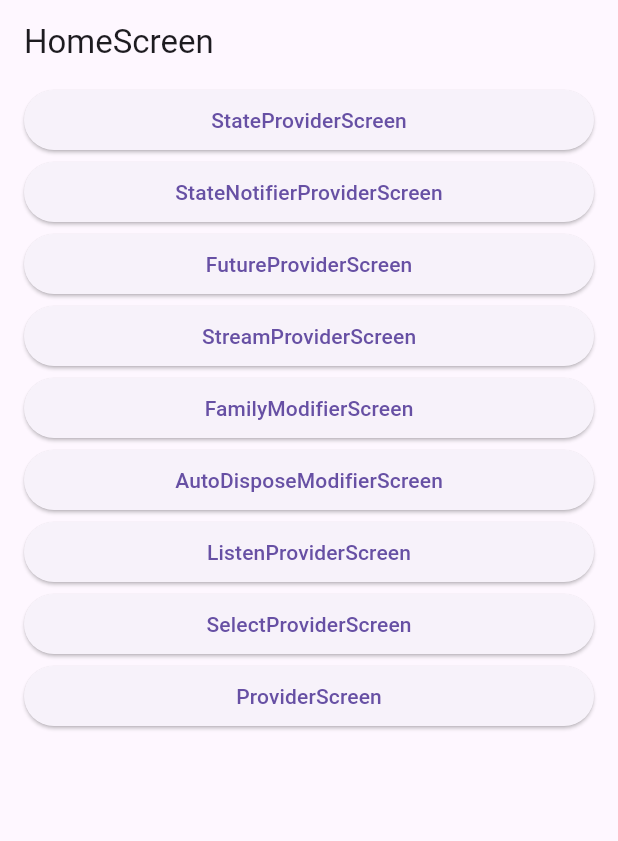
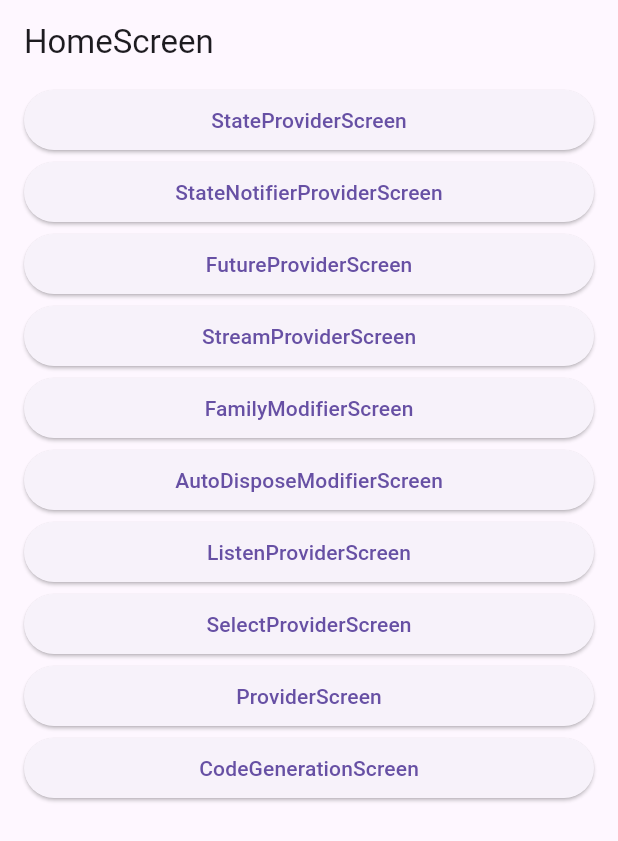
Before and after one commit to yeongwooCho/riverpod_test, a Flutter app: the screen it shows after launch, on a phone screen of 412 x 824 dp. Shown: the top 841 px of the screen. Run offline on Flutter 3.47's test engine with Material 3 defaults, Android fonts, the phone set to English and light mode, and no system bars; our stand-ins replace flutter_riverpod.

Commit message:
[add] CodeGeneration 사용을 위한 화면 추가 및 HomeScreen 과 연결

```diff
--- /dev/null
+++ b/lib/screen/code_generation_screen.dart
@@ -0,0 +1,16 @@
+import 'package:flutter/material.dart';
+import 'package:riverpod_test/layout/default_layout.dart';
+
+class CodeGenerationScreen extends StatelessWidget {
+  const CodeGenerationScreen({super.key});
+
+  @override
+  Widget build(BuildContext context) {
+    return DefaultLayout(
+      title: 'CodeGenerationScreen',
+      body: Column(
+        children: [],
+      ),
+    );
+  }
+}
--- a/lib/screen/home_screen.dart
+++ b/lib/screen/home_screen.dart
@@ -1,6 +1,7 @@
 import 'package:flutter/material.dart';
 import 'package:riverpod_test/layout/default_layout.dart';
 import 'package:riverpod_test/screen/auto_dispose_modifier_screen.dart';
+import 'package:riverpod_test/screen/code_generation_screen.dart';
 import 'package:riverpod_test/screen/family_modifier_screen.dart';
 import 'package:riverpod_test/screen/future_provider_screen.dart';
 import 'package:riverpod_test/screen/listen_provider_screen.dart';
@@ -109,6 +110,16 @@ class HomeScreen extends StatelessWidget {
             },
             child: Text('ProviderScreen'),
           ),
+          ElevatedButton(
+            onPressed: () {
+              Navigator.of(context).push(
+                MaterialPageRoute(
+                  builder: (_) => CodeGenerationScreen(),
+                ),
+              );
+            },
+            child: Text('CodeGenerationScreen'),
+          ),
         ],
       ),
     );
```
